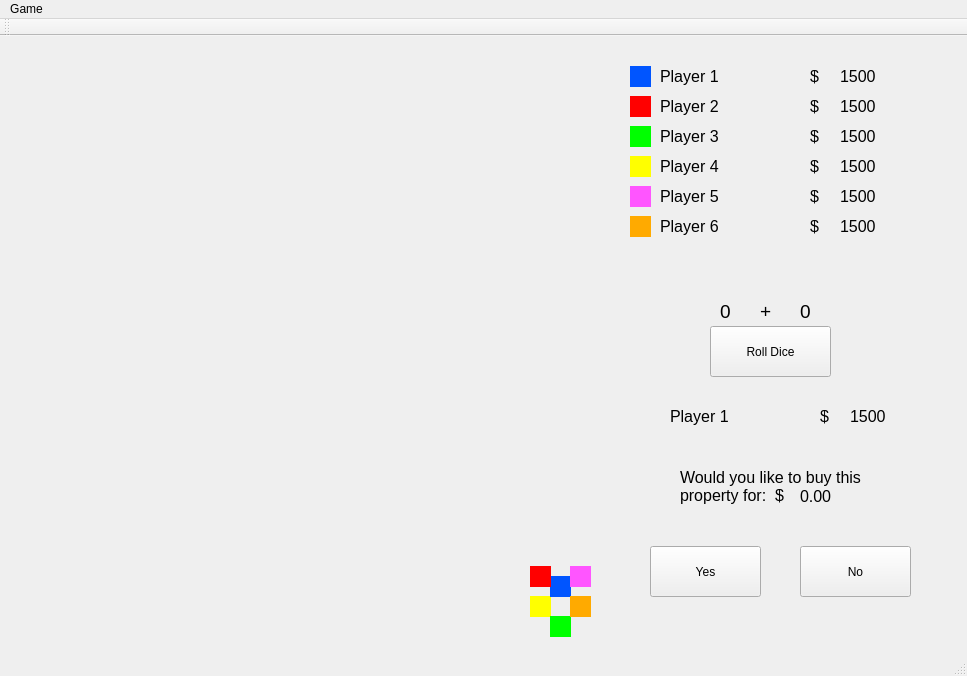
Before: the Qt Designer form mainwindow.ui in AlexHammers/Monopoly, drawn with Qt 5.
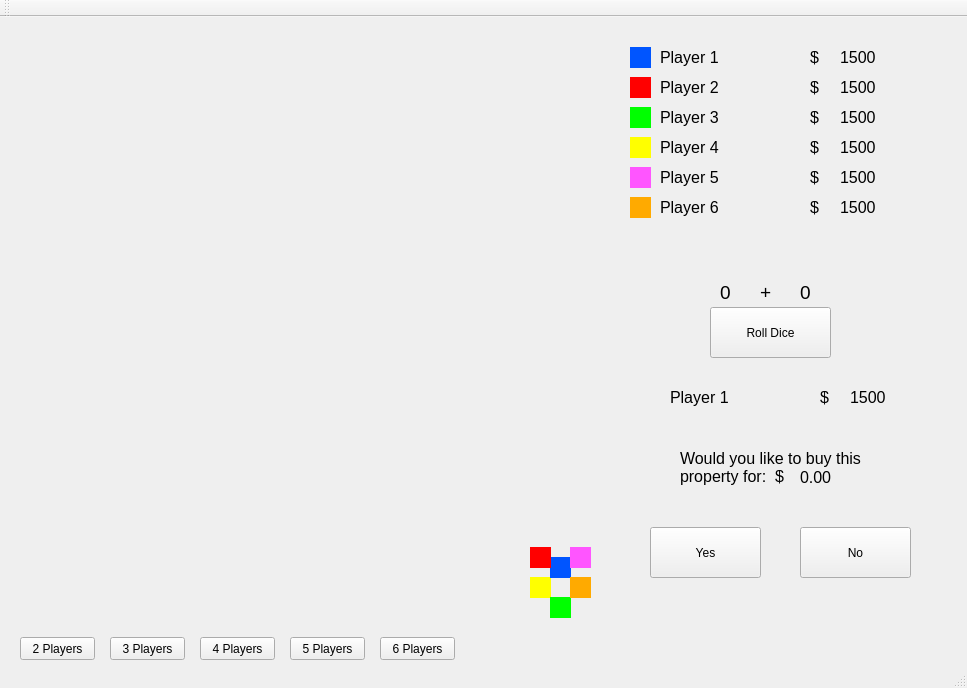
After: the same form once the commit is applied. Icons and pictures are not drawn.

Commit message: fixed menu bar problem

The edit to the form file:
```diff
--- a/mainwindow.ui
+++ b/mainwindow.ui
@@ -7,7 +7,7 @@
     <x>0</x>
     <y>0</y>
     <width>967</width>
-    <height>676</height>
+    <height>688</height>
    </rect>
   </property>
   <property name="windowTitle">
@@ -5724,33 +5724,71 @@
      <string>0.00</string>
     </property>
    </widget>
-  </widget>
-  <widget class="QMenuBar" name="menuBar">
-   <property name="geometry">
-    <rect>
-     <x>0</x>
-     <y>0</y>
-     <width>967</width>
-     <height>21</height>
-    </rect>
-   </property>
-   <widget class="QMenu" name="menuGame">
-    <property name="title">
-     <string>Game</string>
+   <widget class="QPushButton" name="player2button">
+    <property name="geometry">
+     <rect>
+      <x>20</x>
+      <y>620</y>
+      <width>75</width>
+      <height>23</height>
+     </rect>
     </property>
-    <widget class="QMenu" name="menuNew">
-     <property name="title">
-      <string>New</string>
-     </property>
-     <addaction name="action2_Players"/>
-     <addaction name="action3_Players"/>
-     <addaction name="action4_Players"/>
-     <addaction name="action5_Players"/>
-     <addaction name="action6_Players"/>
-    </widget>
-    <addaction name="menuNew"/>
+    <property name="text">
+     <string>2 Players</string>
+    </property>
    </widget>
-   <addaction name="menuGame"/>
+   <widget class="QPushButton" name="player3button">
+    <property name="geometry">
+     <rect>
+      <x>110</x>
+      <y>620</y>
+      <width>75</width>
+      <height>23</height>
+     </rect>
+    </property>
+    <property name="text">
+     <string>3 Players</string>
+    </property>
+   </widget>
+   <widget class="QPushButton" name="player4button">
+    <property name="geometry">
+     <rect>
+      <x>200</x>
+      <y>620</y>
+      <width>75</width>
+      <height>23</height>
+     </rect>
+    </property>
+    <property name="text">
+     <string>4 Players</string>
+    </property>
+   </widget>
+   <widget class="QPushButton" name="player5button">
+    <property name="geometry">
+     <rect>
+      <x>290</x>
+      <y>620</y>
+      <width>75</width>
+      <height>23</height>
+     </rect>
+    </property>
+    <property name="text">
+     <string>5 Players</string>
+    </property>
+   </widget>
+   <widget class="QPushButton" name="player6button">
+    <property name="geometry">
+     <rect>
+      <x>380</x>
+      <y>620</y>
+      <width>75</width>
+      <height>23</height>
+     </rect>
+    </property>
+    <property name="text">
+     <string>6 Players</string>
+    </property>
+   </widget>
   </widget>
   <widget class="QToolBar" name="mainToolBar">
    <attribute name="toolBarArea">
```
The commit also changes 3 other files.
